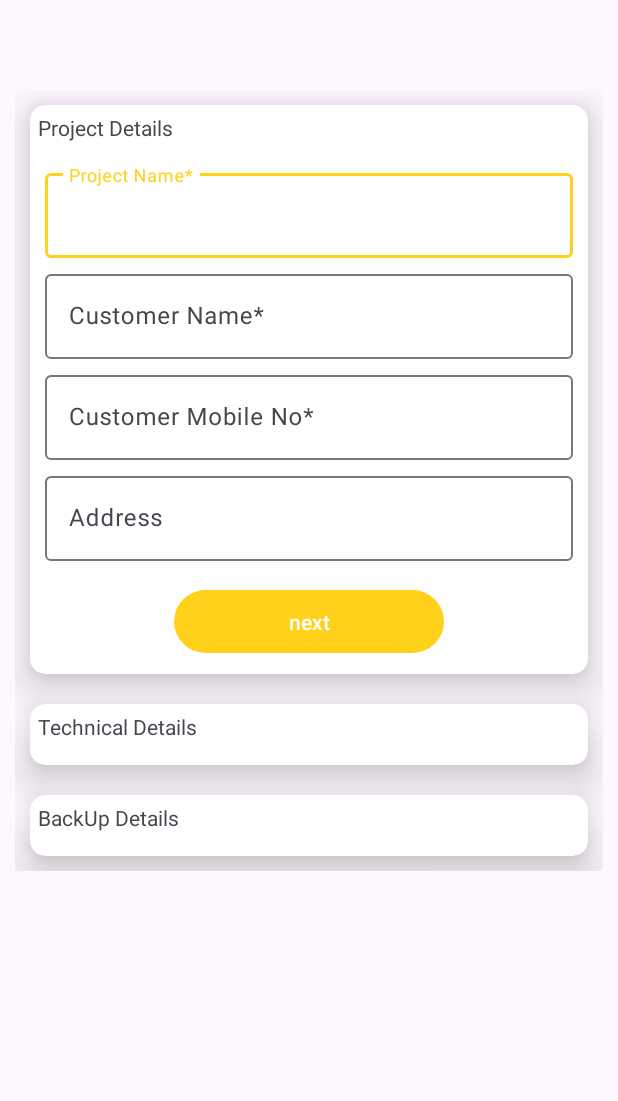
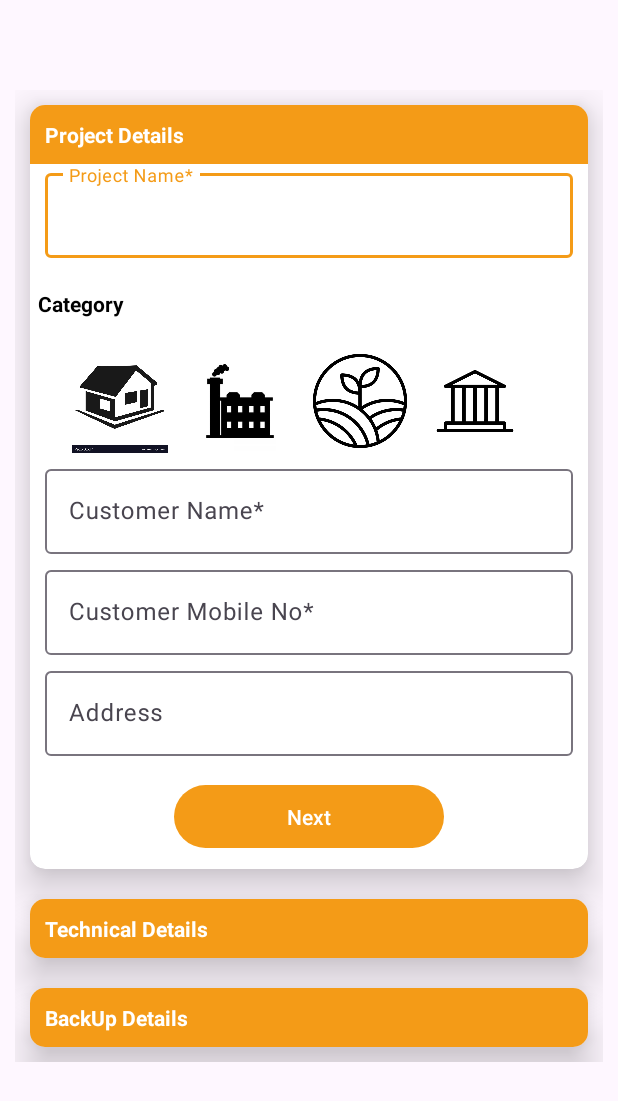
Before and after one commit to its-surya/datbaseToRecyclerView, an Android app: the screen it shows after launch (MainActivity), on a phone screen of 412 x 824 dp. Shown: the top 1101 px of the screen. Run offline under Robolectric (Android 15) with nearby library versions, the phone set to English and light mode, and no system bars; our stand-ins replace Room's generated code.

Commit message:
Added icons and changed the color

```diff
--- a/app/src/main/res/layout/activity_main.xml
+++ b/app/src/main/res/layout/activity_main.xml
@@ -27,9 +27,13 @@
 
                 <TextView
                     android:layout_width="match_parent"
-                    android:layout_height="30dp"
+                    android:layout_height="wrap_content"
                     android:text="Project Details"
-                    android:layout_margin="5dp"/>
+                    android:background="#f49b17"
+                    android:backgroundTint="#F49B17"
+                    android:padding="10dp"
+                    android:textColor="@color/white"
+                    android:textStyle="bold"/>
 
 
 
@@ -55,6 +59,61 @@
                             android:inputType="text" />
 
                     </com.google.android.material.textfield.TextInputLayout>
+
+                    <TextView
+                        android:layout_marginTop="10dp"
+                        android:id="@+id/category"
+                        android:layout_width="match_parent"
+                        android:layout_height="wrap_content"
+                        android:background="@color/white"
+                        android:padding="5dp"
+                        android:text="Category"
+                        android:textColor="@color/black"
+                        android:textStyle="bold" />
+
+                    <ScrollView
+                        android:layout_marginTop="10dp"
+                        android:layout_width="wrap_content"
+                        android:layout_height="wrap_content">
+
+                        <LinearLayout
+                            android:layout_width="wrap_content"
+                            android:layout_height="wrap_content"
+                            android:orientation="horizontal"
+                            android:layout_marginStart="20sp">
+
+                            <ImageView
+                                android:layout_width="80sp"
+                                android:layout_height="80sp"
+                                android:src="@drawable/img_2"
+                                android:padding="5dp"
+                                android:id="@+id/scroll1" />
+
+                            <ImageView
+                                android:layout_width="80sp"
+                                android:layout_height="80sp"
+                                android:src="@drawable/img_3"
+                                android:padding="5dp"
+                                android:id="@+id/scroll2" />
+
+                            <ImageView
+                                android:layout_width="80sp"
+                                android:layout_height="80sp"
+                                android:src="@drawable/agri"
+                                android:padding="5dp"
+                                android:id="@+id/scroll3" />
+
+                            <ImageView
+                                android:id="@+id/scroll4"
+                                android:layout_width="73dp"
+                                android:layout_height="80sp"
+                                android:padding="5dp"
+                                android:src="@drawable/img_5" />
+
+
+                        </LinearLayout>
+
+                    </ScrollView>
 
 
                     <com.google.android.material.textfield.TextInputLayout
@@ -112,7 +171,7 @@
                         android:layout_height="50dp"
                         android:layout_gravity="center"
                         android:layout_margin="10dp"
-                        android:text="next" />
+                        android:text="Next" />
 
                 </LinearLayout>
 
@@ -130,9 +189,13 @@
 
                 <TextView
                     android:layout_width="match_parent"
-                    android:layout_height="30dp"
+                    android:layout_height="wrap_content"
                     android:text="Technical Details"
-                    android:layout_margin="5dp"/>
+                    android:background="#f49b17"
+                    android:backgroundTint="#F49B17"
+                    android:padding="10dp"
+                    android:textColor="@color/white"
+                    android:textStyle="bold" />
 
 
 
@@ -215,9 +278,13 @@
 
                 <TextView
                     android:layout_width="match_parent"
-                    android:layout_height="30dp"
+                    android:layout_height="wrap_content"
                     android:text="BackUp Details"
-                    android:layout_margin="5dp"/>
+                    android:background="#f49b17"
+                    android:backgroundTint="#F49B17"
+                    android:padding="10dp"
+                    android:textColor="@color/white"
+                    android:textStyle="bold"/>
 
                 <LinearLayout
                     android:id="@+id/backupdetailslayout"
--- a/app/src/main/res/values/colors.xml
+++ b/app/src/main/res/values/colors.xml
@@ -2,5 +2,5 @@
 <resources>
     <color name="black">#FF000000</color>
     <color name="white">#FFFFFFFF</color>
-    <color name="yellowish">#ffd11a</color>
+    <color name="yellowish">#F49B17</color>
 </resources>
```
Also changed, not shown: app/src/main/res/drawable/agri.png (added), app/src/main/res/drawable/img_2.png (added), app/src/main/res/drawable/img_3.png (added), app/src/main/res/drawable/img_5.png (added).
